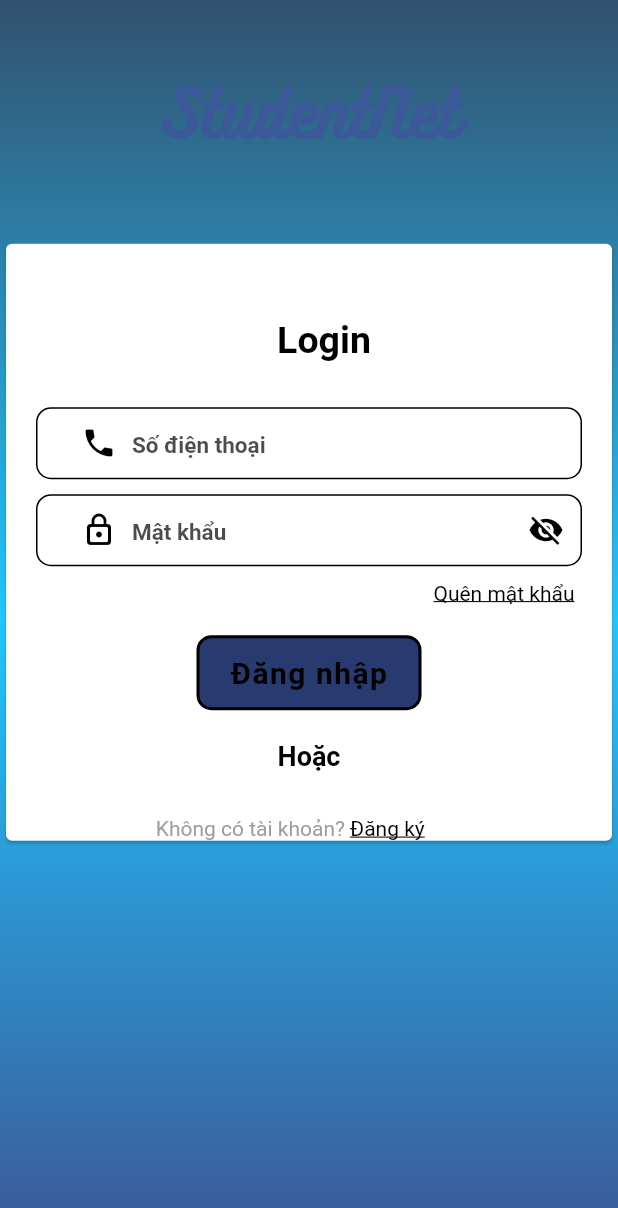
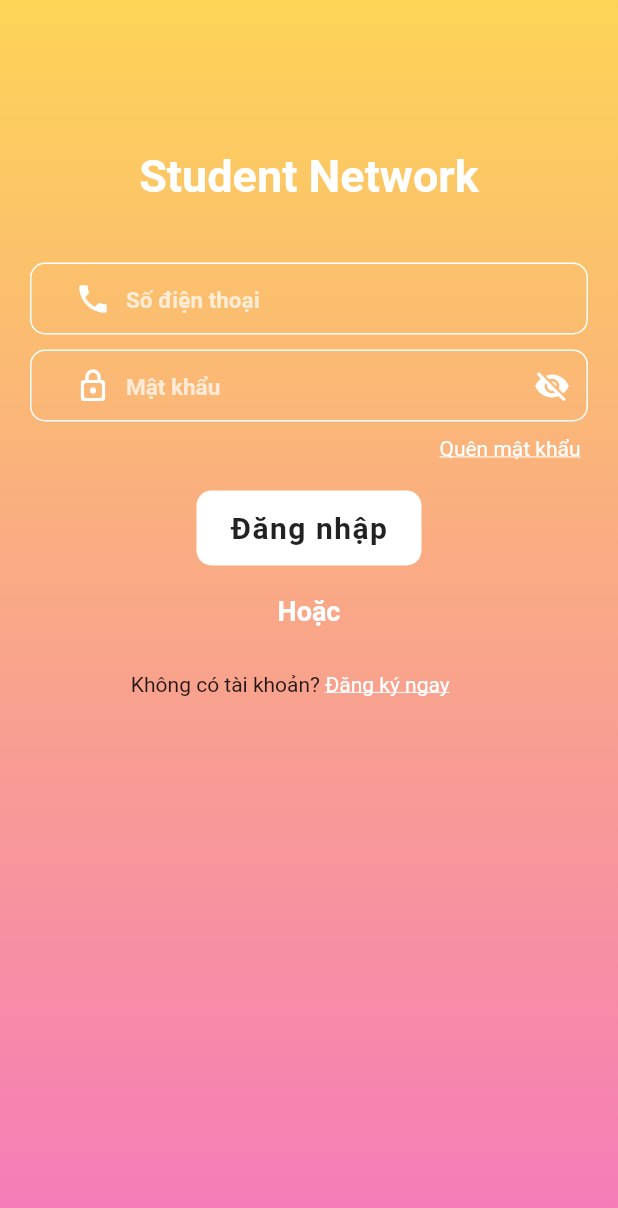
Before and after one commit to Kokoroou/student_net, a Flutter app: the screen it shows after launch, on a phone screen of 412 x 824 dp. Shown: the top 1208 px of the screen. Run offline on Flutter 3.47's test engine with Material 2 defaults, Android fonts, the phone set to English and light mode, and no system bars; drawn by our look-alikes of snippet_coder_utils; missing offline and left inert: api_cache_manager.

Commit message:
Change color of login page

```diff
--- a/lib/config.dart
+++ b/lib/config.dart
@@ -1,3 +1,5 @@
+import 'package:flutter/material.dart';
+
 class Config {
   // App Information
   static const String appName = "Student Net";
@@ -6,10 +8,19 @@ class Config {
   static const String apiURL = "184.169.213.180:3000";
   static const String loginAPI = "/it4788/auth/login";
 
-  // Color palette
-  static const String hexColor1 = "#2B2B2B"; // 2b or not 2b?
-  static const String hexColor2 = "#33516E"; // Tumblr
-  static const String hexColor3 = "#3B5998"; // Facebook
-  static const String hexColor4 = "#20C7FF"; // Twitter
-  static const String hexColor5 = "#E7E8EB"; // White bottom
+  // // Color palette
+  // static const String hexColor1 = "#2B2B2B"; // 2b or not 2b?
+  // static const String hexColor2 = "#33516E"; // Tumblr
+  // static const String hexColor3 = "#3B5998"; // Facebook
+  // static const String hexColor4 = "#20C7FF"; // Twitter
+  // static const String hexColor5 = "#E7E8EB"; // White bottom
+
+  // Color palette: https://www.colourlovers.com/palette/148733/Baby_Bingo
+  static const String hexColor1 = "#FDD456"; // Creamy
+  static const String hexColor2 = "#DE2184"; // Lipstick
+  static const String hexColor3 = "#EF218C"; // Rozovo
+  static const String hexColor4 = "#F57ABA"; // Blonde's Best Friend
+  static const String hexColor5 = "#FFC7E4"; // Rosebud
+  static const textColor1 = Colors.white;
+  static const textColor2 = Colors.black87;
 }
--- a/lib/pages/auth/login.dart
+++ b/lib/pages/auth/login.dart
@@ -55,9 +55,8 @@ class _LoginPageState extends State<LoginPage> {
           begin: Alignment.topCenter,
           end: Alignment.bottomCenter,
           colors: [
-            HexColor(Config.hexColor2),
+            HexColor(Config.hexColor1),
             HexColor(Config.hexColor4),
-            HexColor(Config.hexColor3),
           ],
         ),
       ),
@@ -66,56 +65,24 @@ class _LoginPageState extends State<LoginPage> {
             mainAxisAlignment: MainAxisAlignment.start,
             crossAxisAlignment: CrossAxisAlignment.start,
             children: [
-            Container(
-              width: MediaQuery.of(context).size.width,
-              height: MediaQuery.of(context).size.height / 5.2,
-              // decoration: const BoxDecoration(
-              //   gradient: LinearGradient(
-              //     begin: Alignment.topCenter,
-              //     end: Alignment.bottomCenter,
-              //     colors: [
-              //       Colors.black,
-              //       Colors.black,
-              //     ],
-              //   ),
-              //   borderRadius: BorderRadius.only(
-              //     bottomLeft: Radius.circular(100),
-              //     bottomRight: Radius.circular(100),
-              //   ),
-              // ),
-              child: Column(
-                mainAxisAlignment: MainAxisAlignment.center,
-                children: [
-                  Align(
-                    alignment: Alignment.center,
-                    child: Image.asset(
-                      "assets/images/Logo.png",
-                      width: 250,
-                      fit: BoxFit.contain,
+              Padding(
+                padding: const EdgeInsets.only(
+                  top: 100,
                 ),
-                  )
-                ],
-              ),
-            ),
-            Card(
-              child: Column(
-                children: [
-                  const Padding(
-                    padding: EdgeInsets.only(
-                      left: 20,
-                      bottom: 30,
-                      top: 50,
-                    ),
+                child: Center(
                   child: Text(
-                      "Login",
+                    "Student Network",
                     style: TextStyle(
+                      color: Config.textColor1,
+                      fontSize: 30,
                       fontWeight: FontWeight.bold,
-                        fontSize: 25,
-                        color: Colors.black,
                     ),
                   ),
                 ),
-                  FormHelper.inputFieldWidget(
+              ),
+              Padding(
+                padding: const EdgeInsets.only(top: 40),
+                child: FormHelper.inputFieldWidget(
                   context,
                   "phonenumber",
                   "Số điện thoại",
@@ -127,14 +94,15 @@ class _LoginPageState extends State<LoginPage> {
                   (onSavedVal) {
                     phonenumber = onSavedVal;
                   },
-                    borderFocusColor: Colors.black,
-                    prefixIconColor: Colors.black,
-                    borderColor: Colors.black,
-                    textColor: Colors.black,
-                    hintColor: Colors.black.withOpacity(0.7),
+                  borderFocusColor: Colors.white,
+                  prefixIconColor: Colors.white,
+                  borderColor: Colors.white,
+                  textColor: Colors.white,
+                  hintColor: Colors.white.withOpacity(0.7),
                   borderRadius: 10,
                   showPrefixIcon: true,
                   prefixIcon: Icon(Icons.phone),
+                ),
               ),
               Padding(
                 padding: const EdgeInsets.only(
@@ -152,11 +120,11 @@ class _LoginPageState extends State<LoginPage> {
                   (onSavedVal) {
                     password = onSavedVal;
                   },
-                      borderFocusColor: Colors.black,
-                      prefixIconColor: Colors.black,
-                      borderColor: Colors.black,
-                      textColor: Colors.black,
-                      hintColor: Colors.black.withOpacity(0.7),
+                  borderFocusColor: Colors.white,
+                  prefixIconColor: Colors.white,
+                  borderColor: Colors.white,
+                  textColor: Colors.white,
+                  hintColor: Colors.white.withOpacity(0.7),
                   borderRadius: 10,
                   showPrefixIcon: true,
                   prefixIcon: Icon(Icons.lock_outline_rounded),
@@ -167,10 +135,9 @@ class _LoginPageState extends State<LoginPage> {
                         hidePassword = !hidePassword;
                       });
                     },
-                        icon: Icon(hidePassword
-                            ? Icons.visibility_off
-                            : Icons.visibility),
-                        color: Colors.black,
+                    icon: Icon(
+                        hidePassword ? Icons.visibility_off : Icons.visibility),
+                    color: Colors.white,
                   ),
                 ),
               ),
@@ -188,7 +155,7 @@ class _LoginPageState extends State<LoginPage> {
                         TextSpan(
                           text: 'Quên mật khẩu',
                           style: TextStyle(
-                                color: Colors.black,
+                            color: Colors.white,
                             decoration: TextDecoration.underline,
                           ),
                           recognizer: TapGestureRecognizer()
@@ -236,9 +203,9 @@ class _LoginPageState extends State<LoginPage> {
                       });
                     }
                   },
-                      btnColor: HexColor('#283B71'),
-                      borderColor: Colors.black,
-                      txtColor: Colors.black,
+                  btnColor: Colors.white,
+                  borderColor: Colors.white,
+                  txtColor: Config.textColor2,
                   borderRadius: 10,
                 ),
               ),
@@ -251,7 +218,7 @@ class _LoginPageState extends State<LoginPage> {
                   style: TextStyle(
                     fontWeight: FontWeight.bold,
                     fontSize: 18,
-                        color: Colors.black,
+                    color: Colors.white,
                   ),
                 ),
               ),
@@ -265,15 +232,15 @@ class _LoginPageState extends State<LoginPage> {
                   child: RichText(
                     text: TextSpan(
                       style: TextStyle(
-                            color: Colors.grey,
+                        color: Config.textColor2,
                         fontSize: 14.0,
                       ),
                       children: <TextSpan>[
                         TextSpan(text: "Không có tài khoản? "),
                         TextSpan(
-                              text: 'Đăng ký',
+                          text: 'Đăng ký ngay',
                           style: TextStyle(
-                                color: Colors.black,
+                            color: Colors.white,
                             decoration: TextDecoration.underline,
                           ),
                           recognizer: TapGestureRecognizer()
@@ -286,10 +253,60 @@ class _LoginPageState extends State<LoginPage> {
                   ),
                 ),
               ),
-                ],
-              ),
-            ),
-          ],
+            ]
+            // Container(
+            //   width: MediaQuery.of(context).size.width,
+            //   height: MediaQuery.of(context).size.height / 5.2,
+            // decoration: const BoxDecoration(
+            //   gradient: LinearGradient(
+            //     begin: Alignment.topCenter,
+            //     end: Alignment.bottomCenter,
+            //     colors: [
+            //       Colors.black,
+            //       Colors.black,
+            //     ],
+            //   ),
+            //   borderRadius: BorderRadius.only(
+            //     bottomLeft: Radius.circular(100),
+            //     bottomRight: Radius.circular(100),
+            //   ),
+            // ),
+            //   child: Column(
+            //     mainAxisAlignment: MainAxisAlignment.center,
+            //     children: [
+            //       Align(
+            //         alignment: Alignment.center,
+            //         child: Image.asset(
+            //           "assets/images/Logo.png",
+            //           width: 250,
+            //           fit: BoxFit.contain,
+            //         ),
+            //       )
+            //     ],
+            //   ),
+            // ),
+            // Card(
+            //   child: Column(
+            //     children: [
+            //       const Padding(
+            //         padding: EdgeInsets.only(
+            //           left: 20,
+            //           bottom: 30,
+            //           top: 50,
+            //         ),
+            //         child: Text(
+            //           "Login",
+            //           style: TextStyle(
+            //             fontWeight: FontWeight.bold,
+            //             fontSize: 25,
+            //             color: Colors.black,
+            //           ),
+            //         ),
+            //       ),
+
+            //     ],
+            //   ),
+            // ),
             ),
       ),
     );
```
Lines whose indentation alone changed are shown as unchanged.
